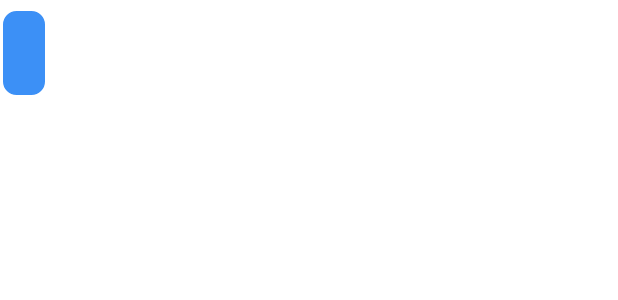
After one commit to rocknrold/project-mobile, an Android app: the layout custom_toast.xml on its own in the app's theme, with its tools: preview values and no code run, on a phone screen of 412 x 824 dp. The commit adds this screen. Shown: the top 300 px of the screen. Run offline under Robolectric (Android 15) with nearby library versions, the phone set to English and light mode, and no system bars; network calls fail.

Commit message:
added custom toast and validation

```diff
--- a/app/src/main/java/com/example/login/SignupActivity.java
+++ b/app/src/main/java/com/example/login/SignupActivity.java
@@ -28,6 +28,8 @@ public class SignupActivity extends AppCompatActivity {
         super.onCreate(savedInstanceState);
         setContentView(R.layout.activity_signup);
 
+//        MainActivity.customToast(this, "Signup page", R.drawable.ic_baseline_account_circle_24);
+
         btnbacklogin = findViewById(R.id.btnSbackLogin);
         btnSregister = findViewById(R.id.btnSregister);
         etSname = findViewById(R.id.etSname);
@@ -52,8 +54,7 @@ public class SignupActivity extends AppCompatActivity {
         btnbacklogin.setOnClickListener(new View.OnClickListener() {
             @Override
             public void onClick(View v) {
-                Intent intent = new Intent(SignupActivity.this, LoginActivity.class);
-                startActivity(intent);
+//                finish only
                 finish();
             }
         });
--- /dev/null
+++ b/app/src/main/res/drawable/custom_rounded_corner_toast.xml
@@ -0,0 +1,14 @@
+<?xml version="1.0" encoding="utf-8"?>
+<shape
+    xmlns:android="http://schemas.android.com/apk/res/android"
+    android:shape="rectangle">
+
+    <corners android:radius="10dp" />
+
+    <!-- This is the border color, change the android:color to what color you want -->
+    <stroke android:width="2dp" android:color="#FFFFFF" />
+
+    <!--- This is the background color -->
+    <solid android:color="#3C90F6" />
+
+</shape>
--- /dev/null
+++ b/app/src/main/res/drawable/ic_baseline_account_circle_24.xml
@@ -0,0 +1,10 @@
+<vector xmlns:android="http://schemas.android.com/apk/res/android"
+    android:width="24dp"
+    android:height="24dp"
+    android:viewportWidth="24"
+    android:viewportHeight="24"
+    android:tint="?attr/colorControlNormal">
+  <path
+      android:fillColor="@android:color/white"
+      android:pathData="M12,2C6.48,2 2,6.48 2,12s4.48,10 10,10 10,-4.48 10,-10S17.52,2 12,2zM12,5c1.66,0 3,1.34 3,3s-1.34,3 -3,3 -3,-1.34 -3,-3 1.34,-3 3,-3zM12,19.2c-2.5,0 -4.71,-1.28 -6,-3.22 0.03,-1.99 4,-3.08 6,-3.08 1.99,0 5.97,1.09 6,3.08 -1.29,1.94 -3.5,3.22 -6,3.22z"/>
+</vector>
--- /dev/null
+++ b/app/src/main/res/layout/custom_toast.xml
@@ -0,0 +1,23 @@
+<?xml version="1.0" encoding="utf-8"?>
+<LinearLayout xmlns:android="http://schemas.android.com/apk/res/android"
+    xmlns:app="http://schemas.android.com/apk/res-auto"
+    xmlns:tools="http://schemas.android.com/tools"
+    android:id="@+id/customToast"
+    android:layout_width="match_parent"
+    android:layout_height="match_parent"
+    android:orientation="horizontal">
+
+    <TextView
+        android:id="@+id/tvCustomToast"
+        android:layout_width="wrap_content"
+        android:layout_height="60sp"
+        android:padding="16dp"
+        android:textColor="@color/white"
+        android:layout_marginTop="5dp"
+        android:textSize="20sp"
+        android:background="@drawable/custom_rounded_corner_toast"
+        android:drawablePadding="6dp"
+        />
+
+</LinearLayout>
+<!--        android:drawableLeft="@drawable/ic_baseline_account_circle_24"-->
```
Also changed, not shown: app/src/main/java/com/example/login/LoginActivity.java (+17 -20 lines), app/src/main/java/com/example/login/MainActivity.java (+55 -2 lines).
